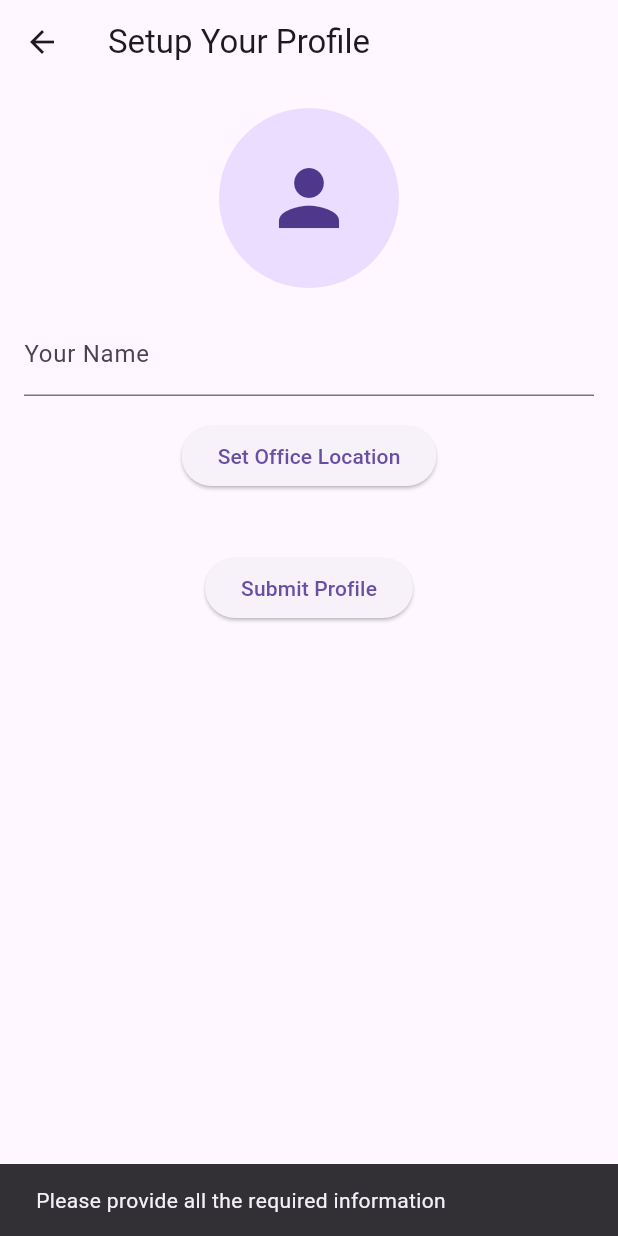
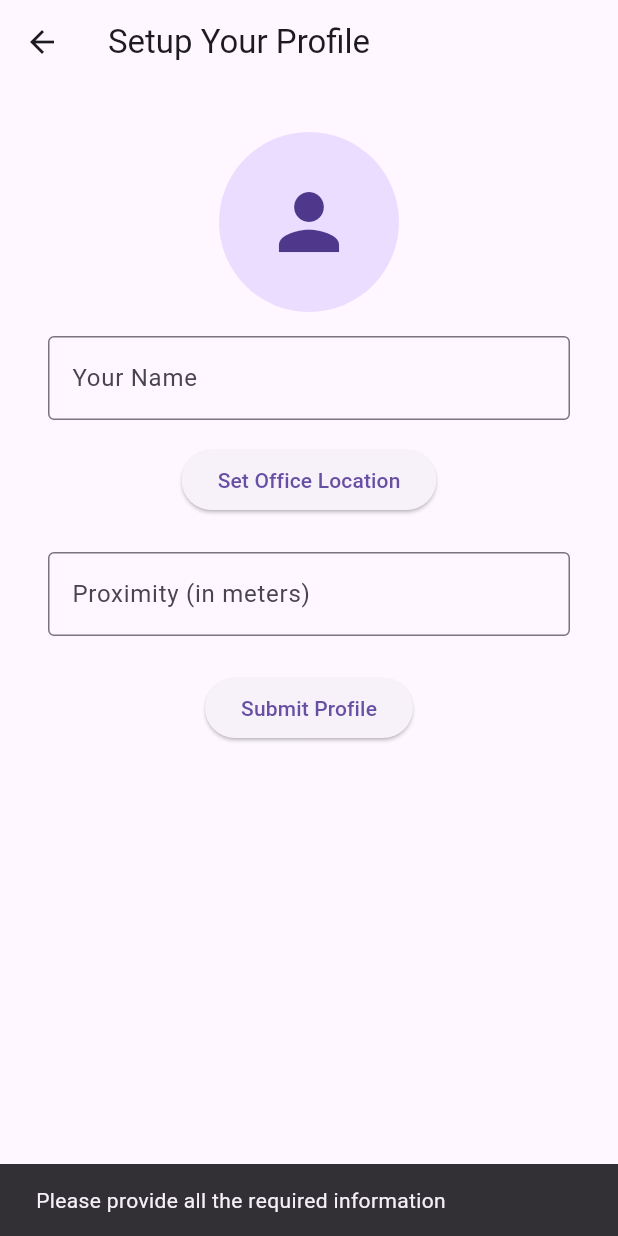
Before and after one commit to KrushnaGoel/Attendance-App-Manager, a Flutter app: the ManagerProfileSetupPage screen opened by its route, after a tap on "Submit Profile", on a phone screen of 412 x 824 dp. Run offline on Flutter 3.47's test engine with Material 3 defaults, Android fonts, the phone set to English and light mode, and no system bars; our stand-ins replace cloud_firestore, firebase_auth, firebase_core, google_sign_in, location; accounts and stored records are empty.

Commit message:
UI Changes

```diff
--- a/lib/main.dart
+++ b/lib/main.dart
@@ -3,6 +3,7 @@ import 'package:firebase_core/firebase_core.dart';
 import 'package:manager/screens/manager_login_page.dart';
 import 'package:manager/screens/manager_dashboard.dart';
 import 'package:manager/screens/Manager_Profile_Setup.dart';
+import 'package:manager/screens/edit_manager_profile.dart';
 import 'firebase_options.dart'; // Generated by FlutterFire CLI
 
 void main() async {
@@ -10,19 +11,28 @@ void main() async {
   await Firebase.initializeApp(
     options: DefaultFirebaseOptions.currentPlatform,
   );
-  runApp(ManagerApp());
+  runApp(MyApp());
 }
 
-class ManagerApp extends StatelessWidget {
+class MyApp extends StatelessWidget {
+  static const String loginRoute = '/login';
+  static const String managerProfileSetupRoute = '/managerProfileSetup';
+  static const String managerDashboardRoute = '/managerDashboard';
+  static const String editManagerProfileRoute = '/editManagerProfile';
+
   @override
   Widget build(BuildContext context) {
     return MaterialApp(
-      title: 'Manager App',
-      initialRoute: '/login',
+      title: 'Manager Dashboard',
+      theme: ThemeData(
+        primarySwatch: Colors.blue,
+      ),
+      initialRoute: loginRoute,
       routes: {
-        '/login': (context) => ManagerLoginPage(),
-        '/managerDashboard': (context) => ManagerDashboard(),
-        '/managerProfileSetup':(context) => ManagerProfileSetupPage(),
+        loginRoute: (context) => ManagerLoginPage(),
+        managerProfileSetupRoute: (context) => ManagerProfileSetupPage(),
+        managerDashboardRoute: (context) => ManagerDashboard(),
+        editManagerProfileRoute: (context) => EditManagerProfilePage(),
       },
     );
   }
--- a/lib/screens/Manager_Profile_Setup.dart
+++ b/lib/screens/Manager_Profile_Setup.dart
@@ -2,6 +2,7 @@ import 'package:flutter/material.dart';
 import 'package:firebase_auth/firebase_auth.dart';
 import 'package:cloud_firestore/cloud_firestore.dart';
 import 'package:location/location.dart';
+import 'package:manager/main.dart';
 
 class ManagerProfileSetupPage extends StatefulWidget {
   @override
@@ -13,11 +14,19 @@ class _ManagerProfileSetupPageState extends State<ManagerProfileSetupPage> {
   final FirebaseFirestore _firestore = FirebaseFirestore.instance;
 
   final TextEditingController _nameController = TextEditingController();
-  LocationData? _locationData;
-
+  final TextEditingController _proximityController = TextEditingController();
   bool _isLoading = false;
 
-  Future<void> _getCurrentLocation() async {
+  Map<String, dynamic>? officeLocation;
+
+  @override
+  void dispose() {
+    _nameController.dispose();
+    _proximityController.dispose();
+    super.dispose();
+  }
+
+  Future<void> _setOfficeLocation() async {
     Location location = Location();
 
     bool _serviceEnabled;
@@ -28,7 +37,6 @@ class _ManagerProfileSetupPageState extends State<ManagerProfileSetupPage> {
     if (!_serviceEnabled) {
       _serviceEnabled = await location.requestService();
       if (!_serviceEnabled) {
-        // Cannot get location
         ScaffoldMessenger.of(context).showSnackBar(
           SnackBar(content: Text('Location services are disabled.')),
         );
@@ -41,7 +49,6 @@ class _ManagerProfileSetupPageState extends State<ManagerProfileSetupPage> {
     if (_permissionGranted == PermissionStatus.denied) {
       _permissionGranted = await location.requestPermission();
       if (_permissionGranted != PermissionStatus.granted) {
-        // Permissions not granted
         ScaffoldMessenger.of(context).showSnackBar(
           SnackBar(content: Text('Location permissions are denied.')),
         );
@@ -51,8 +58,18 @@ class _ManagerProfileSetupPageState extends State<ManagerProfileSetupPage> {
 
     // Get location data
     try {
-      _locationData = await location.getLocation();
-      setState(() {});
+      LocationData? currentLocation = await location.getLocation();
+      if (currentLocation != null) {
+        setState(() {
+          officeLocation = {
+            'latitude': currentLocation.latitude,
+            'longitude': currentLocation.longitude,
+          };
+        });
+        ScaffoldMessenger.of(context).showSnackBar(
+          SnackBar(content: Text('Office location set successfully.')),
+        );
+      }
     } catch (e) {
       print('Error getting location: $e');
       ScaffoldMessenger.of(context).showSnackBar(
@@ -62,9 +79,20 @@ class _ManagerProfileSetupPageState extends State<ManagerProfileSetupPage> {
   }
 
   Future<void> _submitProfile() async {
-    if (_nameController.text.isEmpty || _locationData == null) {
+    String name = _nameController.text.trim();
+    String proximityStr = _proximityController.text.trim();
+
+    if (name.isEmpty || officeLocation == null || proximityStr.isEmpty) {
       ScaffoldMessenger.of(context).showSnackBar(
         SnackBar(content: Text('Please provide all the required information')),
+      );
+      return;
+    }
+
+    double? proximity = double.tryParse(proximityStr);
+    if (proximity == null || proximity <= 0) {
+      ScaffoldMessenger.of(context).showSnackBar(
+        SnackBar(content: Text('Please enter a valid proximity value')),
       );
       return;
     }
@@ -77,7 +105,7 @@ class _ManagerProfileSetupPageState extends State<ManagerProfileSetupPage> {
       User? user = _auth.currentUser;
       if (user == null) {
         // User is not logged in
-        Navigator.pushReplacementNamed(context, '/login');
+        Navigator.pushReplacementNamed(context, MyApp.loginRoute);
         return;
       }
 
@@ -85,17 +113,15 @@ class _ManagerProfileSetupPageState extends State<ManagerProfileSetupPage> {
 
       // Update the manager's document in Firestore
       await _firestore.collection('managers').doc(email).set({
-        'name': _nameController.text.trim(),
+        'name': name,
         'email': email,
-        'officeLocation': {
-          'latitude': _locationData!.latitude,
-          'longitude': _locationData!.longitude,
-        },
-        // You can add other fields as needed
+        'officeLocation': officeLocation,
+        'proximity': proximity, // Add proximity field
+        // Add other fields as needed
       }, SetOptions(merge: true));
 
       // Navigate to the manager dashboard
-      Navigator.pushReplacementNamed(context, '/managerDashboard');
+      Navigator.pushReplacementNamed(context, MyApp.managerDashboardRoute);
     } on FirebaseException catch (e) {
       print('FirebaseException: $e');
       ScaffoldMessenger.of(context).showSnackBar(
@@ -113,20 +139,9 @@ class _ManagerProfileSetupPageState extends State<ManagerProfileSetupPage> {
     }
   }
 
-  @override
-  void dispose() {
-    _nameController.dispose();
-    super.dispose();
-  }
-
-  @override
-  Widget build(BuildContext context) {
-    return Scaffold(
-      appBar: AppBar(
-        title: Text('Setup Your Profile'),
-      ),
-      body: SingleChildScrollView(
-        padding: EdgeInsets.all(16.0),
+  Widget _buildProfileSetupForm() {
+    return Padding(
+      padding: const EdgeInsets.all(16.0),
       child: Column(
         children: [
           CircleAvatar(
@@ -138,17 +153,28 @@ class _ManagerProfileSetupPageState extends State<ManagerProfileSetupPage> {
             controller: _nameController,
             decoration: InputDecoration(
               labelText: 'Your Name',
+              border: OutlineInputBorder(),
             ),
           ),
           SizedBox(height: 16),
           ElevatedButton(
-              onPressed: _getCurrentLocation,
+            onPressed: _setOfficeLocation,
             child: Text('Set Office Location'),
           ),
+          SizedBox(height: 8),
+          if (officeLocation != null)
+            Text(
+              'Location set: (${officeLocation!['latitude']}, ${officeLocation!['longitude']})',
+              style: TextStyle(fontSize: 16),
+            ),
           SizedBox(height: 16),
-            if (_locationData != null)
-              Text(
-                'Location set: (${_locationData!.latitude}, ${_locationData!.longitude})',
+          TextField(
+            controller: _proximityController,
+            decoration: InputDecoration(
+              labelText: 'Proximity (in meters)',
+              border: OutlineInputBorder(),
+            ),
+            keyboardType: TextInputType.numberWithOptions(decimal: true),
           ),
           SizedBox(height: 24),
           _isLoading
@@ -159,6 +185,18 @@ class _ManagerProfileSetupPageState extends State<ManagerProfileSetupPage> {
                 ),
         ],
       ),
+    );
+  }
+
+  @override
+  Widget build(BuildContext context) {
+    return Scaffold(
+      appBar: AppBar(
+        title: Text('Setup Your Profile'),
+      ),
+      body: SingleChildScrollView(
+        padding: EdgeInsets.all(16.0),
+        child: _buildProfileSetupForm(),
       ),
     );
   }
```
Also changed, not shown: lib/screens/edit_manager_profile.dart (added, +263 -0 lines), lib/screens/manager_dashboard.dart (+14 -7 lines). Lines whose indentation alone changed are shown as unchanged.
